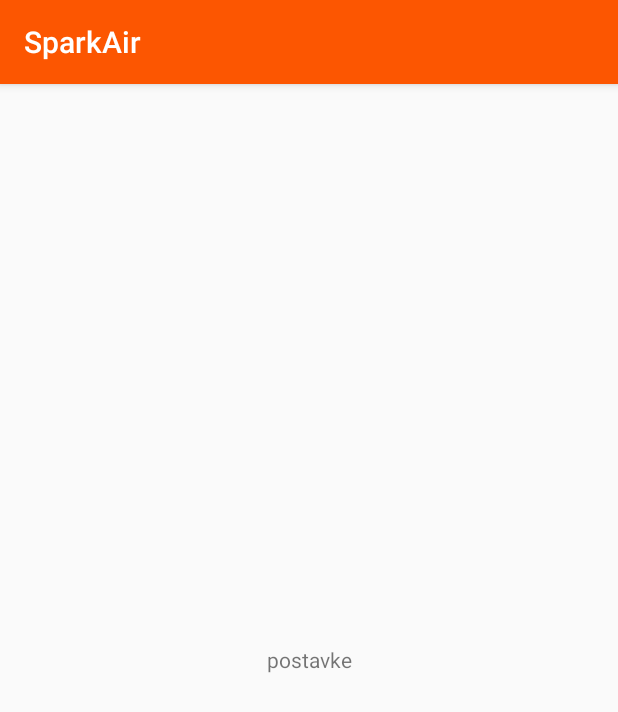
After one commit to josiprezic/SparkAir, an Android app: the SettingsActivity screen opened directly, with no data from a screen before it, on a phone screen of 412 x 824 dp. The commit adds this screen. Shown: the top 712 px of the screen. Run offline under Robolectric (Android 15) with nearby library versions, the phone set to English and light mode, and no system bars.

Commit message:
dodan button za postavke + SettingsActivity

```diff
--- a/app/src/main/AndroidManifest.xml
+++ b/app/src/main/AndroidManifest.xml
@@ -21,7 +21,8 @@
         <activity android:name=".RegistrationActivity" />
         <activity android:name=".LoginActivity" />
         <activity android:name=".AddFlightActivity" />
-        <activity android:name=".ProfileActivity"></activity>
+        <activity android:name=".ProfileActivity" />
+        <activity android:name=".SettingsActivity"></activity>
     </application>
 
 </manifest>
--- /dev/null
+++ b/app/src/main/java/com/josip/sparkair/SettingsActivity.java
@@ -0,0 +1,13 @@
+package com.josip.sparkair;
+
+import android.support.v7.app.AppCompatActivity;
+import android.os.Bundle;
+
+public class SettingsActivity extends AppCompatActivity {
+
+    @Override
+    protected void onCreate(Bundle savedInstanceState) {
+        super.onCreate(savedInstanceState);
+        setContentView(R.layout.activity_settings);
+    }
+}
--- /dev/null
+++ b/app/src/main/res/layout/activity_settings.xml
@@ -0,0 +1,16 @@
+<?xml version="1.0" encoding="utf-8"?>
+<android.support.constraint.ConstraintLayout xmlns:android="http://schemas.android.com/apk/res/android"
+    xmlns:app="http://schemas.android.com/apk/res-auto"
+    xmlns:tools="http://schemas.android.com/tools"
+    android:layout_width="match_parent"
+    android:layout_height="match_parent"
+    tools:context="com.josip.sparkair.SettingsActivity">
+
+    <TextView
+        android:layout_width="match_parent"
+        android:layout_height="match_parent"
+        android:text="postavke"
+        android:gravity="center"
+        />
+
+</android.support.constraint.ConstraintLayout>
```
Also changed, not shown: app/src/main/java/com/josip/sparkair/MainActivity.java (+16 -1 lines), app/src/main/res/layout/nav_header_main.xml (+24 -7 lines).
